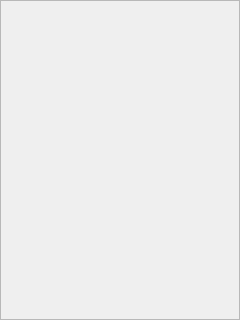
Before: the Qt Designer form frame.ui in hackingotter/LC3-Simulator, drawn with Qt 5.
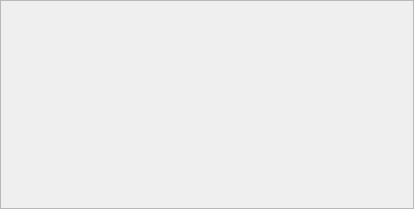
After: the same form once the commit is applied.

```diff
--- a/frame.ui
+++ b/frame.ui
@@ -6,8 +6,8 @@
    <rect>
     <x>0</x>
     <y>0</y>
-    <width>240</width>
-    <height>320</height>
+    <width>414</width>
+    <height>209</height>
    </rect>
   </property>
   <property name="windowTitle">
@@ -19,6 +19,11 @@
   <property name="frameShadow">
    <enum>QFrame::Raised</enum>
   </property>
+  <layout class="QVBoxLayout" name="verticalLayout">
+   <item>
+    <layout class="QHBoxLayout" name="horizontalLayout"/>
+   </item>
+  </layout>
  </widget>
  <resources/>
  <connections/>
```
